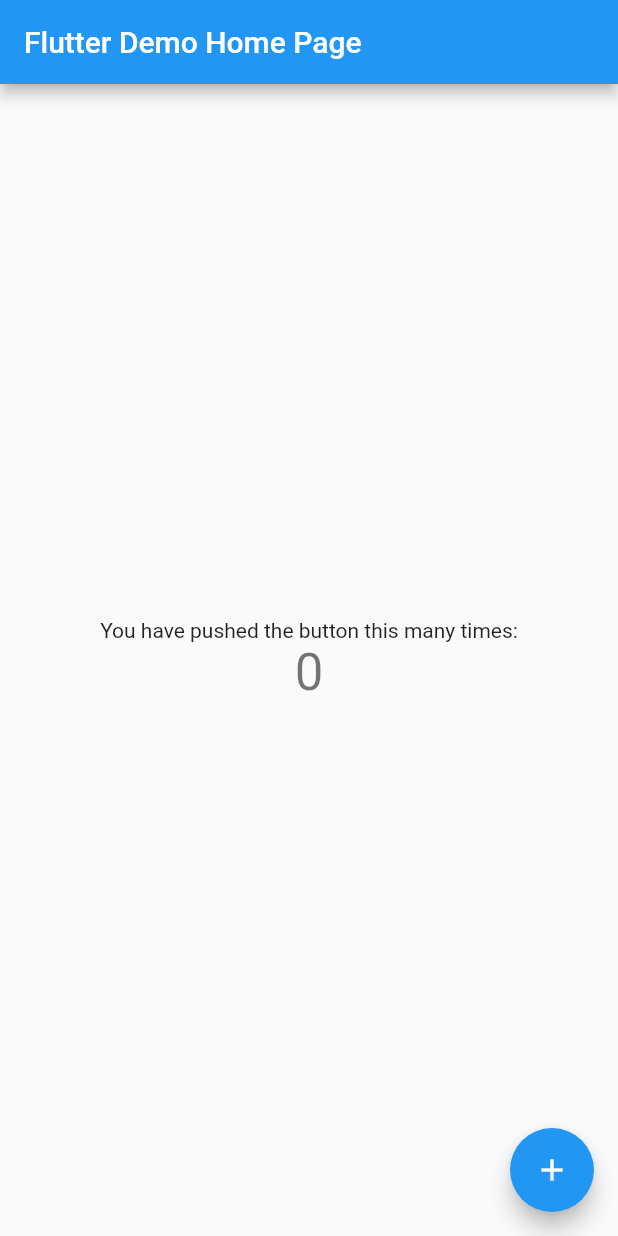
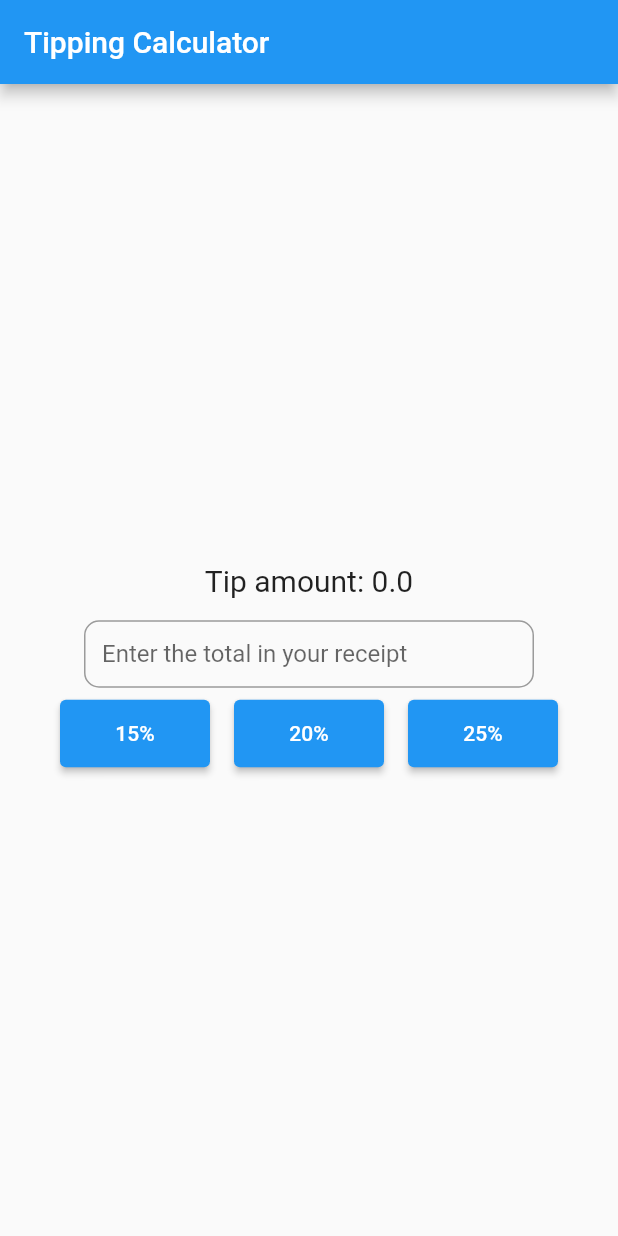
Before and after one commit to JohnAstro/flutter-tipping-calculator-done, a Flutter app: the screen it shows after launch, on a phone screen of 412 x 824 dp. Run offline on Flutter 3.47's test engine with Material 2 defaults, Android fonts, the phone set to English and light mode, and no system bars.

Commit message:
Tip calculation feature

```diff
--- a/lib/main.dart
+++ b/lib/main.dart
@@ -24,7 +24,7 @@ class MyApp extends StatelessWidget {
         // is not restarted.
         primarySwatch: Colors.blue,
       ),
-      home: const MyHomePage(title: 'Flutter Demo Home Page'),
+      home: const MyHomePage(title: 'Tipping Calculator'),
     );
   }
 }
@@ -48,17 +48,35 @@ class MyHomePage extends StatefulWidget {
 }
 
 class _MyHomePageState extends State<MyHomePage> {
-  int _counter = 0;
+  final totalInputController = TextEditingController();
+  double tip = 0;
 
-  void _incrementCounter() {
-    setState(() {
-      // This call to setState tells the Flutter framework that something has
-      // changed in this State, which causes it to rerun the build method below
-      // so that the display can reflect the updated values. If we changed
-      // _counter without calling setState(), then the build method would not be
-      // called again, and so nothing would appear to happen.
-      _counter++;
-    });
+  // This function will calculate the tip amount given the tip percentage
+  // and the total in the receipt
+  double _calculateTip(int percentage, double total) {
+    return (percentage / 100) * total;
+  }
+
+  _makeButton(int percentage, String key) {
+    return Padding(
+      padding: const EdgeInsets.all(8.0),
+      child: SizedBox(
+        width: 100,
+        height: 45,
+        child: ElevatedButton(
+          child: Text('$percentage%'),
+          key: Key(key),
+          onPressed: () {
+            if (totalInputController.text != null) {
+              setState(() {
+                tip = _calculateTip(
+                    percentage, double.parse(totalInputController.text));
+              });
+            }
+          },
+        ),
+      ),
+    );
   }
 
   @override
@@ -94,22 +112,39 @@ class _MyHomePageState extends State<MyHomePage> {
           // axis because Columns are vertical (the cross axis would be
           // horizontal).
           mainAxisAlignment: MainAxisAlignment.center,
-          children: <Widget>[
-            const Text(
-              'You have pushed the button this many times:',
+          children: [
+            Padding(
+              padding: const EdgeInsets.all(15.0),
+              child: Text(
+                'Tip amount: $tip',
+                key: const Key('tip-text'),
+                style: const TextStyle(fontSize: 20),
+              ),
             ),
-            Text(
-              '$_counter',
-              style: Theme.of(context).textTheme.headline4,
-              key: const Key('counter-num-text'),
+            SizedBox(
+              width: 300,
+              height: 45,
+              child: TextFormField(
+                key: const Key('textformfield'),
+                controller: totalInputController,
+                keyboardType: TextInputType.number,
+                decoration: const InputDecoration(
+                    labelText: 'Enter the total in your receipt',
+                    border: OutlineInputBorder(
+                      borderRadius: BorderRadius.all(Radius.circular(10.0)),
+                    )),
+              ),
             ),
+            Row(
+              mainAxisAlignment: MainAxisAlignment.center,
+              children: [
+                _makeButton(15, '15-button'),
+                _makeButton(20, '20-button'),
+                _makeButton(25, '25-button')
+              ],
+            )
           ],
         ),
-      ),
-      floatingActionButton: FloatingActionButton(
-        onPressed: _incrementCounter,
-        tooltip: 'Increment',
-        child: const Icon(Icons.add),
       ), // This trailing comma makes auto-formatting nicer for build methods.
     );
   }
```
Also changed, not shown: test_driver/app_test.dart (+34 -5 lines), 1 other file.
